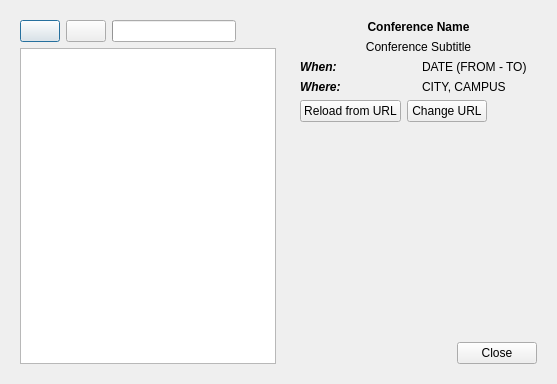
Above: src/gui/conferenceeditor.ui from edulix/confclerk before the change. Below: the same form after it.
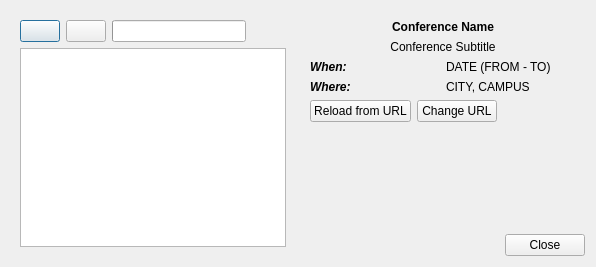
That is the form after the change. Icons and pictures are not drawn.

Commit message: Fixed ticket #23: No close button in conference dialog when no confernces are in the list.

```diff
--- a/src/gui/conferenceeditor.ui
+++ b/src/gui/conferenceeditor.ui
@@ -6,8 +6,8 @@
    <rect>
     <x>0</x>
     <y>0</y>
-    <width>557</width>
-    <height>384</height>
+    <width>596</width>
+    <height>267</height>
    </rect>
   </property>
   <property name="windowTitle">
@@ -17,7 +17,7 @@
    <iconset resource="../../data/data.qrc">
     <normaloff>:/confclerk.svg</normaloff>:/confclerk.svg</iconset>
   </property>
-  <layout class="QHBoxLayout" name="horizontalLayout_4" stretch="0,1">
+  <layout class="QHBoxLayout" name="horizontalLayout_4">
    <item>
     <widget class="QWidget" name="widget_2" native="true">
      <layout class="QVBoxLayout" name="verticalLayout_2">
@@ -100,7 +100,7 @@
     </widget>
    </item>
    <item>
-    <layout class="QVBoxLayout" name="verticalLayout">
+    <layout class="QVBoxLayout" name="verticalLayout" stretch="0,1,0">
      <item>
       <widget class="QStackedWidget" name="conferenceInfo">
        <property name="currentIndex">
@@ -221,6 +221,11 @@
            </item>
           </layout>
          </item>
+        </layout>
+       </widget>
+       <widget class="QWidget" name="conferenceInfoEmpty"/>
+      </widget>
+     </item>
          <item>
           <spacer name="verticalSpacer">
            <property name="orientation">
@@ -242,11 +247,6 @@
           </widget>
          </item>
         </layout>
-       </widget>
-       <widget class="QWidget" name="conferenceInfoEmpty"/>
-      </widget>
-     </item>
-    </layout>
    </item>
   </layout>
  </widget>
```
Left out of the diff: 2 changed lines with no effect on the pictures. Lines whose indentation alone changed are shown as unchanged.
